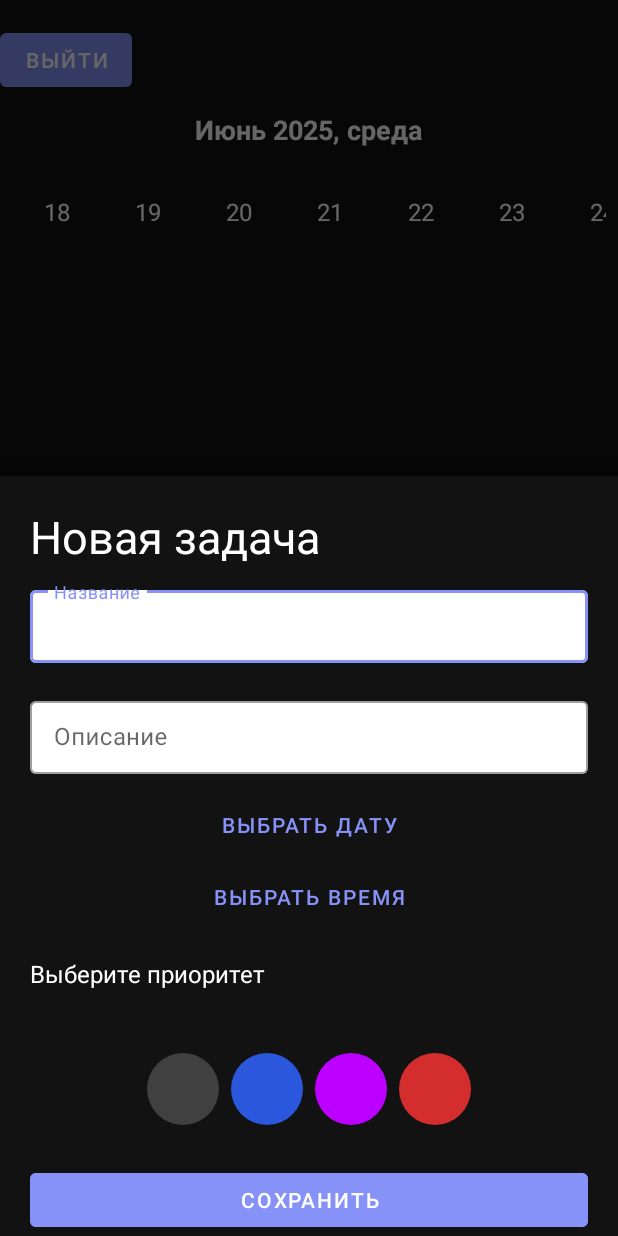
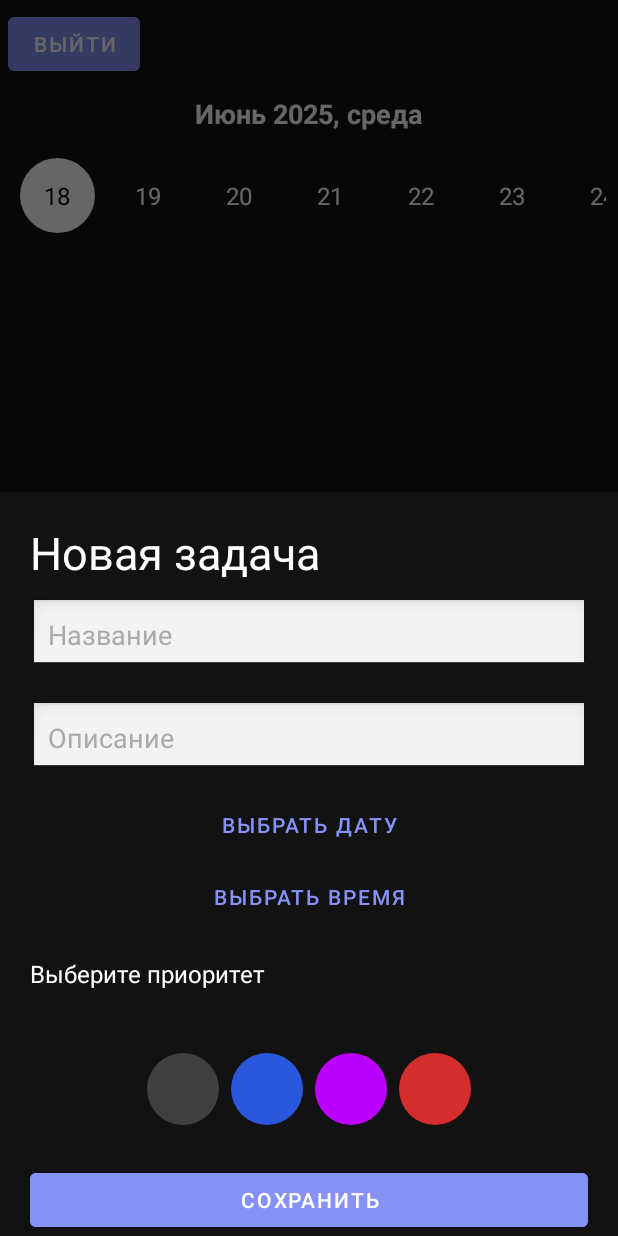
Before and after one commit to AlexanderKLM/DayOrganizer, an Android app: the screen it shows after launch once a user with an empty profile is signed in (MainActivity), after a tap on an icon or button, on a phone screen of 412 x 824 dp. Run offline under Robolectric (Android 15) with nearby library versions, the phone set to English and light mode, and no system bars; our stand-ins replace Firebase (no records; nobody signed in at launch, a user with empty details on screens opened directly), Room's generated code.

Commit message:
добавлены уведомления, исправление интерфейса

```diff
--- a/app/build.gradle
+++ b/app/build.gradle
@@ -49,6 +49,7 @@ dependencies {
     implementation 'androidx.constraintlayout:constraintlayout:2.2.1'
     implementation "androidx.room:room-ktx:2.7.1"
     implementation 'com.google.firebase:firebase-auth:23.2.1'
+    implementation 'androidx.work:work-runtime-ktx:2.10.1'
     kapt "androidx.room:room-compiler:2.7.1"
     implementation 'androidx.room:room-runtime:2.7.1'
     testImplementation 'junit:junit:4.13.2'
--- a/app/src/main/AndroidManifest.xml
+++ b/app/src/main/AndroidManifest.xml
@@ -3,6 +3,8 @@
     xmlns:tools="http://schemas.android.com/tools">
 
     <uses-permission android:name="android.permission.INTERNET"/>
+    <uses-permission android:name="android.permission.POST_NOTIFICATIONS" />
+
     <application
         android:name=".CardApplication"
         android:allowBackup="true"
@@ -31,6 +33,7 @@
         </activity>
         <activity android:name=".MainActivity" />
         <activity android:name=".FirebaseReg" />
+        <receiver android:name=".ReminderReceiver" android:exported="false"/>
     </application>
 
 </manifest>
--- a/app/src/main/java/com/example/dayorganizer/CalendarAdapter.kt
+++ b/app/src/main/java/com/example/dayorganizer/CalendarAdapter.kt
@@ -14,7 +14,9 @@ class CalendarAdapter(
 
 ) : RecyclerView.Adapter<CalendarAdapter.CalendarViewHolder>() {
 
-    private var selectedPosition = -1
+    private val today: LocalDate = LocalDate.now()
+    private val todayPosition = dates.indexOfFirst { it.date == today }
+    private var selectedPosition = todayPosition.takeIf { it >= 0 } ?: -1
 
     inner class CalendarViewHolder(val textView: TextView) : RecyclerView.ViewHolder(textView)
 
@@ -44,18 +46,28 @@ class CalendarAdapter(
 
         holder.textView.text = date.dayOfMonth.toString()
 
-        if (adapterPosition == selectedPosition) {
+        when {
+            position == selectedPosition -> {
                 holder.textView.setTextColor(Color.BLACK)
                 holder.textView.background = ContextCompat.getDrawable(
                     holder.textView.context,
                     R.drawable.calendar_date_select
                 )
-        } else {
+            }
+            date == today -> {
+                holder.textView.setTextColor(Color.WHITE)
+                holder.textView.background = ContextCompat.getDrawable(
+                    holder.textView.context,
+                    R.drawable.calendar_date_today
+                )
+            }
+            else -> {
                 holder.textView.setTextColor(Color.WHITE)
                 holder.textView.background = ContextCompat.getDrawable(
                     holder.textView.context,
                     R.drawable.calendar_date_default
                 )
+            }
         }
 
         holder.textView.setOnClickListener {
--- a/app/src/main/java/com/example/dayorganizer/CardDAO.kt
+++ b/app/src/main/java/com/example/dayorganizer/CardDAO.kt
@@ -17,8 +17,8 @@ interface CardDAO {
     @Query("SELECT * FROM Card WHERE userid = :userId")
     fun getAllCards(userId: String): Flow<List<CardInfo>>
 
-    @Insert(onConflict = OnConflictStrategy.REPLACE)
-    suspend fun insertCard(cardinfo: CardInfo)
+    @Insert
+    suspend fun insert(card: CardInfo): Long
 
     @Update
     suspend fun updateCards(cardinfo: CardInfo)
@@ -28,4 +28,7 @@ interface CardDAO {
 
     @Insert(onConflict = OnConflictStrategy.REPLACE)
     suspend fun insertAll(cards: List<CardInfo>)
+
+    @Query("DELETE FROM Card WHERE date  IS NOT NULL < :thresholdDate")
+    suspend fun deleteOldCards(thresholdDate: String): Int
 }
--- a/app/src/main/java/com/example/dayorganizer/CardDBRepository.kt
+++ b/app/src/main/java/com/example/dayorganizer/CardDBRepository.kt
@@ -5,9 +5,10 @@ import kotlinx.coroutines.flow.Flow
 
 class CardDBRepository (private val cardDAO: CardDAO){
 
+
     @WorkerThread
-    suspend fun insertCards(cardInfo: CardInfo){
-        cardDAO.insertCard(cardInfo)
+    suspend fun insert(cardInfo: CardInfo): Long{
+       return cardDAO.insert(cardInfo)
     }
 
     @WorkerThread
@@ -23,4 +24,5 @@ class CardDBRepository (private val cardDAO: CardDAO){
     fun getAllCards(userId: String): Flow<List<CardInfo>> {
         return cardDAO.getAllCards(userId)
     }
+
 }
--- a/app/src/main/java/com/example/dayorganizer/CardDatabase.kt
+++ b/app/src/main/java/com/example/dayorganizer/CardDatabase.kt
@@ -4,32 +4,29 @@ import android.content.Context
 import androidx.room.Database
 import androidx.room.Room
 import androidx.room.RoomDatabase
-
-
-@Database(entities = [CardInfo::class], version = 2, exportSchema = false)
+import androidx.room.migration.Migration
+import androidx.sqlite.db.SupportSQLiteDatabase
+@Database(entities = [CardInfo::class], version = 5, exportSchema = false)
 public abstract class CardDatabase : RoomDatabase() {
 
-    abstract fun CardDAO() : CardDAO
+    abstract fun CardDAO(): CardDAO
 
-    companion object
-    {
+    companion object {
         @Volatile
         private var INSTANCE: CardDatabase? = null
 
-        fun getDatabase(context: Context): CardDatabase
-        {
+        fun getDatabase(context: Context): CardDatabase {
             return INSTANCE ?: synchronized(this) {
                 val instance = Room.databaseBuilder(
                     context.applicationContext,
                     CardDatabase::class.java,
                     "Card"
                 )
-                    .fallbackToDestructiveMigration()
+
                     .build()
                 INSTANCE = instance
                 instance
             }
         }
     }
-
 }
--- a/app/src/main/java/com/example/dayorganizer/CardInfo.kt
+++ b/app/src/main/java/com/example/dayorganizer/CardInfo.kt
@@ -16,7 +16,6 @@ data class CardInfo(
     @ColumnInfo(name = "date") var date: String?,
     @ColumnInfo(name = "time") var time: String?,
     @ColumnInfo(name = "priority") var priority: Int,
-    @ColumnInfo(name = "category") var category: String?,
     @ColumnInfo(name = "isDone") var isdone: Boolean,
     @ColumnInfo(name = "isOverDue") var isoverdue: Boolean,
     @ColumnInfo(name = "isRepeating") var isrepeating: Boolean,
--- a/app/src/main/java/com/example/dayorganizer/CardViewModel.kt
+++ b/app/src/main/java/com/example/dayorganizer/CardViewModel.kt
@@ -1,7 +1,12 @@
 package com.example.dayorganizer
 
+import android.app.AlarmManager
+import android.app.PendingIntent
+import android.content.Context
+import android.content.Intent
 import androidx.lifecycle.*
 import com.google.firebase.auth.FirebaseAuth
+import kotlinx.coroutines.Dispatchers
 import kotlinx.coroutines.delay
 import kotlinx.coroutines.flow.MutableStateFlow
 import kotlinx.coroutines.flow.SharingStarted
@@ -10,13 +15,12 @@ import kotlinx.coroutines.flow.combine
 import kotlinx.coroutines.flow.flatMapLatest
 import kotlinx.coroutines.flow.flow
 import kotlinx.coroutines.flow.map
-import kotlinx.coroutines.flow.onEach
 import kotlinx.coroutines.flow.stateIn
 import kotlinx.coroutines.launch
-
 import java.time.LocalDate
 import java.time.LocalDateTime
 import java.time.LocalTime
+import java.time.ZoneId
 
 class CardViewModel(private val repository: CardDBRepository) : ViewModel() {
 
@@ -24,7 +28,7 @@ class CardViewModel(private val repository: CardDBRepository) : ViewModel() {
     private val ticker = flow {
         while (true) {
             emit(Unit)
-            delay(60_000)
+            delay(5_000)
         }
     }
 
@@ -35,54 +39,47 @@ class CardViewModel(private val repository: CardDBRepository) : ViewModel() {
             val userId = FirebaseAuth.getInstance().currentUser?.uid ?: ""
             repository.getAllCards(userId).map { allCards ->
                 val now = LocalDateTime.now()
-                val currentDate = LocalDate.parse(date)
+                val selectedDateParsed = LocalDate.parse(date)
 
-                val repeatedCardsToday = allCards.filter { card ->
-                    val isOverdue = card.date?.let {
-                        val cardDate = LocalDate.parse(it)
-                        if (card.time != null) {
-                            val cardTime = LocalTime.parse(card.time)
-                            LocalDateTime.of(cardDate, cardTime).isBefore(now)
-                        } else {
-                            cardDate.isBefore(now.toLocalDate())
-                        }
-                    } ?: false
+                val combined = allCards.map { card ->
+                    val cardDate = card.date?.let { LocalDate.parse(it) }
+                    val cardTime = card.time?.let { LocalTime.parse(it) }
+                    val cardDateTime = if (cardDate != null && cardTime != null)
+                        LocalDateTime.of(cardDate, cardTime)
+                    else cardDate?.atStartOfDay()
 
-                    !card.isdone &&
-                            card.priority >= 3 &&
-                            isOverdue &&
-                            (currentDate >= LocalDate.now())
-                }.map { it.copy(date = currentDate.toString()) }
-
-                val dateCards = allCards.filter { it.date == date }
-
-                val combined = (dateCards + repeatedCardsToday).distinctBy { it.id }
-
-                combined.map { card ->
-                    val isOverdue = card.date?.let { d ->
-                        val cardDate = LocalDate.parse(d)
-                        if (card.time != null) {
-                            val cardTime = LocalTime.parse(card.time)
-                            LocalDateTime.of(cardDate, cardTime).isBefore(now)
-                        } else {
-                            cardDate.isBefore(now.toLocalDate())
-                        }
-                    } ?: false
+                    val isOverdue = cardDateTime?.isBefore(now) ?: false
 
                     card.copy(isoverdue = isOverdue)
-                }.groupBy {
+                }
+
+                val inProgress = mutableListOf<CardInfo>()
+                val overdueToday = mutableListOf<CardInfo>()
+                val redoLater = mutableListOf<CardInfo>()
+                val done = mutableListOf<CardInfo>()
+
+                combined.forEach { card ->
+                    val cardDate = card.date?.let { LocalDate.parse(it) }
+
                     when {
-                        it.isdone -> "Выполнено"
-                        it.isoverdue -> "Срок прошёл"
-                        else -> "В процессе"
-                    }
-                }.mapValues { (key, list) ->
-                    if (key == "Срок прошёл") {
-                        list.sortedByDescending { it.priority }
-                    } else {
-                        list
+                        card.isdone && cardDate == selectedDateParsed -> done += card
+
+                        cardDate == selectedDateParsed && card.isoverdue -> overdueToday += card
+
+                        cardDate == selectedDateParsed && !card.isoverdue -> inProgress += card
+
+                        cardDate != null && cardDate < selectedDateParsed && card.isoverdue && !card.isdone -> redoLater += card
                     }
                 }
+
+                mapOf(
+                    "В процессе" to inProgress.sortedWith(
+                        compareBy { it.time?.let { t -> LocalTime.parse(t) } ?: LocalTime.MAX }
+                    ),
+                    "Срок прошёл" to overdueToday.sortedByDescending { it.priority },
+                    "Доделать" to redoLater.sortedByDescending { it.priority },
+                    "Выполнено" to done
+                )
             }
         }
         .stateIn(viewModelScope, SharingStarted.Eagerly, emptyMap())
@@ -91,17 +88,54 @@ class CardViewModel(private val repository: CardDBRepository) : ViewModel() {
         selectedDate.value = date
     }
 
-    fun insertCard(cardInfo: CardInfo) = viewModelScope.launch {
-        repository.insertCards(cardInfo)
+    fun insertCard(card: CardInfo, context: Context): LiveData<CardInfo> {
+        val result = MutableLiveData<CardInfo>()
+        viewModelScope.launch {
+            val id = repository.insert(card)
+            val updatedCard = card.copy(id = id.toInt())
+            scheduleNotification(context, updatedCard)
+            result.postValue(updatedCard)
+        }
+        return result
     }
 
-    fun updateCards(cardInfo: CardInfo) = viewModelScope.launch {
-        repository.updateCards(cardInfo)
+    fun updateCards(card: CardInfo) {
+        viewModelScope.launch {
+            repository.updateCards(card)
+        }
     }
-
     fun deleteCard(cardInfo: CardInfo) = viewModelScope.launch {
         repository.deleteCard(cardInfo)
     }
+    private fun scheduleNotification(context: Context, card: CardInfo) {
+        val date = card.datefill()
+        val time = card.timefill()
+
+        if (date == null || time == null) return
+
+        val dateTime = LocalDateTime.of(date, time)
+        val triggerAtMillis = dateTime.atZone(ZoneId.systemDefault()).toInstant().toEpochMilli()
+
+        val intent = Intent(context, ReminderReceiver::class.java).apply {
+            putExtra("title", card.title)
+            putExtra("desc", card.desc)
+        }
+
+        val pendingIntent = PendingIntent.getBroadcast(
+            context,
+            card.id,
+            intent,
+            PendingIntent.FLAG_UPDATE_CURRENT or PendingIntent.FLAG_IMMUTABLE
+        )
+
+        val alarmManager = context.getSystemService(Context.ALARM_SERVICE) as AlarmManager
+        alarmManager.setExactAndAllowWhileIdle(
+            AlarmManager.RTC_WAKEUP,
+            triggerAtMillis,
+            pendingIntent
+        )
+    }
+
 }
 class CardViewModelFactory(
     private val repository: CardDBRepository
--- a/app/src/main/java/com/example/dayorganizer/MainActivity.kt
+++ b/app/src/main/java/com/example/dayorganizer/MainActivity.kt
@@ -1,6 +1,8 @@
 package com.example.dayorganizer
 
+import android.content.Context
 import android.content.Intent
+import android.os.Build
 import android.os.Bundle
 import androidx.appcompat.app.AppCompatActivity
 import com.example.dayorganizer.databinding.ActivityMainBinding
@@ -15,8 +17,15 @@ import kotlinx.coroutines.launch
 import java.time.LocalDate
 import java.time.format.DateTimeFormatter
 import java.util.Locale
+import android.Manifest
+import android.widget.Toast
+import androidx.work.ExistingPeriodicWorkPolicy
+import androidx.work.PeriodicWorkRequestBuilder
+import androidx.work.WorkManager
+import java.time.temporal.ChronoUnit
+import java.util.concurrent.TimeUnit
 
-class MainActivity : AppCompatActivity(), CardClickListener {
+class MainActivity : AppCompatActivity(), CardClickListener, OnCardSavedListener {
 
     private lateinit var binding: ActivityMainBinding
     private val cardViewModel: CardViewModel by viewModels {
@@ -30,8 +39,13 @@ class MainActivity : AppCompatActivity(), CardClickListener {
         binding = ActivityMainBinding.inflate(layoutInflater)
         setContentView(binding.root)
 
+
+        if (Build.VERSION.SDK_INT >= Build.VERSION_CODES.TIRAMISU) {
+            requestPermissions(arrayOf(Manifest.permission.POST_NOTIFICATIONS), 100)
+        }
+
         binding.newCardButton.setOnClickListener{
-            NewCardFragment(null).show(supportFragmentManager, "newcardfragment")
+            NewCardFragment(null,this).show(supportFragmentManager, "newcardfragment")
         }
 
         binding.logoutButton.setOnClickListener {
@@ -60,6 +74,7 @@ class MainActivity : AppCompatActivity(), CardClickListener {
             val intent = Intent(this, FirebaseLogin::class.java)
             intent.flags = Intent.FLAG_ACTIVITY_NEW_TASK or Intent.FLAG_ACTIVITY_CLEAR_TASK
             startActivity(intent)
+
         }
     }
 
@@ -70,18 +85,23 @@ class MainActivity : AppCompatActivity(), CardClickListener {
 
                     val items = mutableListOf<CardItem>()
 
-                    grouped["В процессе"]?.let {
+                    grouped["В процессе"]?.takeIf { it.isNotEmpty() }?.let {
                         items += CardItem.Header("В процессе")
                         items += it.map { card -> CardItem.Card(card) }
                     }
 
-                    grouped["Выполнено"]?.let {
-                        items += CardItem.Header("Выполнено")
+                    grouped["Срок прошёл"]?.takeIf { it.isNotEmpty() }?.let {
+                        items += CardItem.Header("Срок прошёл")
                         items += it.map { card -> CardItem.Card(card) }
                     }
 
-                    grouped["Срок прошёл"]?.let {
-                        items += CardItem.Header("Срок прошёл")
+                    grouped["Доделать"]?.takeIf { it.isNotEmpty() }?.let {
+                        items += CardItem.Header("Доделать")
+                        items += it.map { card -> CardItem.Card(card) }
+                    }
+
+                    grouped["Выполнено"]?.takeIf { it.isNotEmpty() }?.let {
+                        items += CardItem.Header("Выполнено")
                         items += it.map { card -> CardItem.Card(card) }
                     }
 
@@ -96,7 +116,7 @@ class MainActivity : AppCompatActivity(), CardClickListener {
 
     override fun editCard(cardInfo: CardInfo)
     {
-        NewCardFragment(cardInfo).show(supportFragmentManager,"newcardfragment")
+        NewCardFragment(cardInfo, this).show(supportFragmentManager,"newcardfragment")
     }
 
     override fun completeCard(cardInfo: CardInfo) {
@@ -106,7 +126,13 @@ class MainActivity : AppCompatActivity(), CardClickListener {
 
     private fun setupCalendarRecyclerView() {
         val today = LocalDate.now()
-        val dates = List(30) { CalendarDate(today.plusDays(it.toLong())) }
+        val startDate = today.minusMonths(6)
+        val endDate = today.plusMonths(6)
+        val totalDays = ChronoUnit.DAYS.between(startDate, endDate).toInt() + 1
+
+        val dates = List(totalDays) { index ->
+            CalendarDate(startDate.plusDays(index.toLong()))
+        }
 
         val calendarAdapter = CalendarAdapter(dates) { selectedDate ->
             updateCalendarHeader(selectedDate)
@@ -116,6 +142,10 @@ class MainActivity : AppCompatActivity(), CardClickListener {
         binding.dateRecyclerView.apply {
             layoutManager = LinearLayoutManager(this@MainActivity, RecyclerView.HORIZONTAL, false)
             adapter = calendarAdapter
+            val todayPosition = dates.indexOfFirst { it.date == today }
+            if (todayPosition >= 0) {
+                scrollToPosition(todayPosition)
+            }
         }
         updateCalendarHeader(today)
         cardViewModel.setFilterDate(today.toString())
@@ -126,4 +156,13 @@ class MainActivity : AppCompatActivity(), CardClickListener {
         val formattedDate = date.format(formatter)
         binding.calendarHeaderText.text = formattedDate.replaceFirstChar { it.uppercase() }
     }
+    override fun onCardSaved(card: CardInfo) {
+        Toast.makeText(this, "Задача сохранена: ${card.title}", Toast.LENGTH_SHORT).show()
+        scheduleNotification(card)
+    }
+    private fun scheduleNotification(card: CardInfo) {
+        (cardViewModel::class.java.getDeclaredMethod("scheduleNotification", Context::class.java, CardInfo::class.java)
+            .apply { isAccessible = true })
+            .invoke(cardViewModel, this, card)
+    }
 }
--- /dev/null
+++ b/app/src/main/res/drawable/calendar_date_today.xml
@@ -0,0 +1,5 @@
+<?xml version="1.0" encoding="utf-8"?>
+<shape xmlns:android="http://schemas.android.com/apk/res/android" android:shape="rectangle">
+    <solid android:color="#004FE0" />
+    <corners android:radius="25dp" />
+</shape>
--- a/app/src/main/res/layout/activity_main.xml
+++ b/app/src/main/res/layout/activity_main.xml
@@ -16,14 +16,16 @@
         <LinearLayout
             android:layout_width="match_parent"
             android:layout_height="wrap_content"
+            android:layout_marginTop="5dp"
             android:orientation="horizontal">
+
             <Button
                 android:id="@+id/logoutButton"
                 android:layout_width="wrap_content"
                 android:layout_height="wrap_content"
-            android:text="Выйти"
-            android:layout_marginTop="16dp"
-            />
+                android:layout_gravity="center"
+                android:layout_marginStart="5dp"
+                android:text="Выйти" />
             <TextView
                 android:id="@+id/usernametextview"
                 android:layout_width="wrap_content"
@@ -32,9 +34,8 @@
                 android:textSize="18sp"
                 android:textStyle="bold"
                 android:text="Helo"
-                android:paddingTop="20dp"
                 android:paddingLeft="20dp"
-                android:layout_gravity="center_horizontal"
+                android:layout_gravity="center"
                 android:paddingBottom="4dp"/>
             </LinearLayout>
 
@@ -66,14 +67,15 @@
         android:layout_weight="1"
         android:paddingTop="4dp"
         android:paddingBottom="4dp"/>
-
+    </LinearLayout>
     <com.google.android.material.floatingactionbutton.FloatingActionButton
         android:id="@+id/newCardButton"
-            android:layout_width="match_parent"
+        android:layout_width="wrap_content"
         android:layout_height="wrap_content"
         android:clickable="true"
         android:layout_gravity="bottom|end"
         android:layout_margin="20dp"
+        android:backgroundTint="@color/lavender"
+        app:tint="@android:color/white"
         app:srcCompat="@android:drawable/ic_input_add" />
-    </LinearLayout>
 </androidx.coordinatorlayout.widget.CoordinatorLayout>
--- a/app/src/main/res/layout/firebase_login.xml
+++ b/app/src/main/res/layout/firebase_login.xml
@@ -14,7 +14,7 @@
         android:layout_width="match_parent"
         android:layout_height="wrap_content"
         android:minHeight="36dp"
-        android:background="@android:color/white"
+        android:background="@android:drawable/edit_text"
         android:textColor="@android:color/black"/>
 
     <EditText
@@ -24,7 +24,7 @@
         android:layout_width="match_parent"
         android:layout_height="wrap_content"
         android:minHeight="36dp"
-        android:background="@android:color/white"
+        android:background="@android:drawable/edit_text"
         android:textColor="@android:color/black"
         android:layout_marginTop="8dp"/>
 
--- a/app/src/main/res/layout/firebase_register.xml
+++ b/app/src/main/res/layout/firebase_register.xml
@@ -13,17 +13,17 @@
         android:layout_width="match_parent"
         android:layout_height="wrap_content"
         android:minHeight="36dp"
-        android:background="@android:color/white"
+        android:background="@android:drawable/edit_text"
         android:textColor="@android:color/black"/>
 
     <EditText
         android:id="@+id/password_register"
-        android:hint="Пароль (мин. 6 символов)"
+        android:hint="Пароль"
         android:inputType="textPassword"
         android:layout_width="match_parent"
         android:layout_height="wrap_content"
         android:minHeight="36dp"
-        android:background="@android:color/white"
+        android:background="@android:drawable/edit_text"
         android:textColor="@android:color/black"
         android:layout_marginTop="8dp"/>
 
--- a/app/src/main/res/layout/new_card_fragment.xml
+++ b/app/src/main/res/layout/new_card_fragment.xml
@@ -2,7 +2,6 @@
 <ScrollView
     xmlns:android="http://schemas.android.com/apk/res/android"
     xmlns:tools="http://schemas.android.com/tools"
-    xmlns:app="http://schemas.android.com/apk/res-auto"
     android:layout_width="match_parent"
     android:layout_height="wrap_content"
     tools:context=".NewCardFragment">
@@ -24,39 +23,29 @@
             android:layout_marginStart="20dp"
             />
 
-        <com.google.android.material.textfield.TextInputLayout
-            style="@style/Widget.MaterialComponents.TextInputLayout.OutlinedBox.Dense"
+        <EditText
+            android:id="@+id/cardnamefragment"
             android:layout_width="match_parent"
             android:layout_height="wrap_content"
             android:layout_marginVertical="10dp"
             android:layout_marginHorizontal="20dp"
-            app:boxBackgroundColor="@color/white"
-            >
+            android:hint="Название"
+            android:background="@android:drawable/edit_text"
+            android:padding="12dp"
+            android:textColor="@android:color/black"
+            android:textColorHint="@android:color/darker_gray" />
 
-            <com.google.android.material.textfield.TextInputEditText
-                android:id="@+id/cardnamefragment"
-                android:layout_width="match_parent"
-                android:layout_height="match_parent"
-                android:hint="Название"/>
-
-        </com.google.android.material.textfield.TextInputLayout>
-
-        <com.google.android.material.textfield.TextInputLayout
-            style="@style/Widget.MaterialComponents.TextInputLayout.OutlinedBox.Dense"
+        <EditText
+            android:id="@+id/carddescfragment"
             android:layout_width="match_parent"
             android:layout_height="wrap_content"
             android:layout_marginVertical="10dp"
             android:layout_marginHorizontal="20dp"
-            app:boxBackgroundColor="@color/white">
-
-            <EditText
-                android:id="@+id/carddescfragment"
-                android:layout_width="match_parent"
-                android:layout_height="wrap_content"
-                android:hint="Описание" />
-
-        </com.google.android.material.textfield.TextInputLayout>
-
+            android:hint="Описание"
+            android:background="@android:drawable/edit_text"
+            android:padding="12dp"
+            android:textColor="@android:color/black"
+            android:textColorHint="@android:color/darker_gray" />
         <Button
             android:id="@+id/datePickerButton"
             android:layout_width="match_parent"
@@ -74,6 +63,7 @@
             android:text="Выбрать время"/>
 
         <TextView
+            android:id="@+id/choosepriority"
             android:layout_width="match_parent"
             android:layout_height="wrap_content"
             android:text="Выберите приоритет"
--- a/app/src/main/res/values/colors.xml
+++ b/app/src/main/res/values/colors.xml
@@ -9,7 +9,6 @@
     <color name="white">#FFFFFFFF</color>
 
     <color name="lavender">#8692f7</color>
-    <color name="completedGreen">#8692f7</color>
     <color name="cardbackground">#2D2D2D</color>
     <color name="priority_gray">#404040</color>
     <color name="priority_blue">#2A57DB</color>
```
Also changed, not shown: app/src/main/java/com/example/dayorganizer/NewCardFragment.kt (+37 -15 lines), app/src/main/java/com/example/dayorganizer/ReminderReceiver.kt (added, +50 -0 lines). Lines whose indentation alone changed are shown as unchanged.
